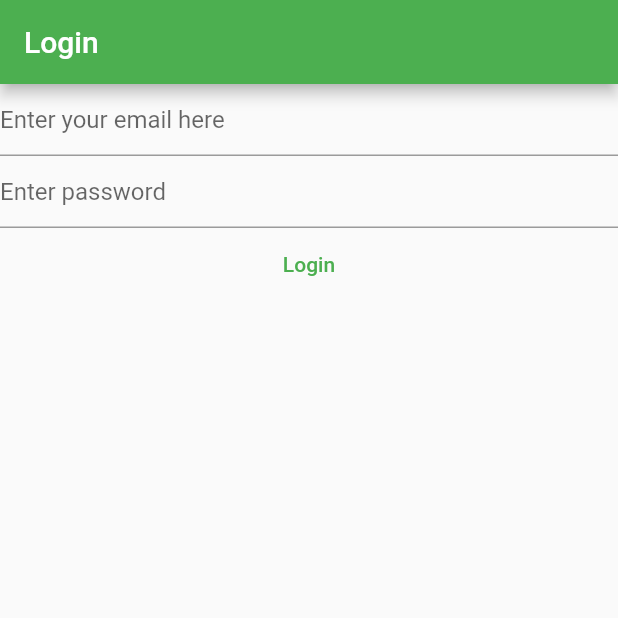
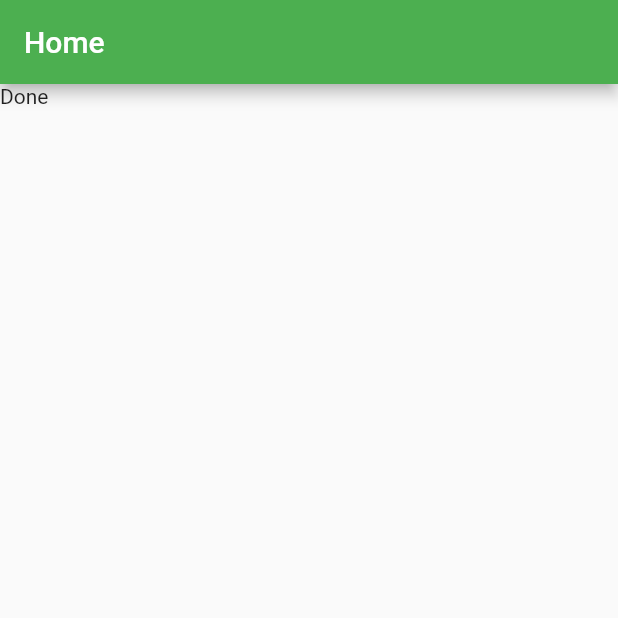
Before and after one commit to kusham/privertenotes, a Flutter app: the screen it shows after launch, on a phone screen of 412 x 824 dp, the top half of it. Run offline on Flutter 3.47's test engine with Material 2 defaults, Android fonts, the phone set to English and light mode, and no system bars; our stand-ins replace firebase_auth, firebase_core; accounts and stored records are empty.

Commit message:
create home page widget

```diff
--- a/lib/main.dart
+++ b/lib/main.dart
@@ -1,49 +1,26 @@
-// ignore_for_file: avoid_print
-
+import 'package:firebase_auth/firebase_auth.dart';
 import 'package:firebase_core/firebase_core.dart';
 import 'package:flutter/material.dart';
-import 'package:firebase_auth/firebase_auth.dart';
 import 'package:privertenotes/Views/login_view.dart';
-import 'package:privertenotes/firebase_options.dart';
+
+import 'firebase_options.dart';
 
 void main() {
   WidgetsFlutterBinding.ensureInitialized();
   runApp(MaterialApp(
     title: 'Flutter Demo',
     theme: ThemeData(primarySwatch: Colors.green),
-    home: const LoginView(),
+    home: const HomePage(),
   ));
 }
 
-class RegisterView extends StatefulWidget {
-  const RegisterView({Key? key}) : super(key: key);
-
-  @override
-  State<RegisterView> createState() => _RegisterViewState();
-}
-
-class _RegisterViewState extends State<RegisterView> {
-  late final TextEditingController _email;
-  late final TextEditingController _password;
-
-  @override
-  void initState() {
-    _email = TextEditingController();
-    _password = TextEditingController();
-    super.initState();
-  }
-
-  @override
-  void dispose() {
-    _email.dispose();
-    _password.dispose();
-    super.dispose();
-  }
+class HomePage extends StatelessWidget {
+  const HomePage({Key? key}) : super(key: key);
 
   @override
   Widget build(BuildContext context) {
     return Scaffold(
-      appBar: AppBar(title: const Text("Register")),
+      appBar: AppBar(title: const Text("Home")),
       body: FutureBuilder(
         future: Firebase.initializeApp(
           options: DefaultFirebaseOptions.currentPlatform,
@@ -51,49 +28,14 @@
         builder: (context, snapshot) {
           switch (snapshot.connectionState) {
             case ConnectionState.done:
-              return Column(
-                children: [
-                  TextField(
-                    controller: _email,
-                    keyboardType: TextInputType.emailAddress,
-                    autocorrect: false,
-                    enableSuggestions: false,
-                    decoration: const InputDecoration(
-                        hintText: "Enter your email here"),
-                  ),
-                  TextField(
-                    controller: _password,
-                    autocorrect: false,
-                    enableSuggestions: false,
-                    obscureText: true,
-                    decoration:
-                        const InputDecoration(hintText: "Enter password"),
-                  ),
-                  TextButton(
-                    onPressed: () async {
-                      try {
-                        final email = _email.text;
-                        final password = _password.text;
+              final user = FirebaseAuth.instance.currentUser;
 
-                        final userCredentials = await FirebaseAuth.instance
-                            .createUserWithEmailAndPassword(
-                                email: email, password: password);
-                        print(userCredentials);
-                      } on FirebaseAuthException catch (e) {
-                        if (e.code == "weak-password") {
-                          print("Weak password");
-                        } else if (e.code == "email-already-in-use") {
-                          print("email is already in use");
-                        } else if (e.code == "invalid-email") {
-                          print("invalid email");
-                        }
-                        print(e.code);
-                      }
-                    },
-                    child: const Text("Register"),
-                  ),
-                ],
-              );
+              if (user?.emailVerified ?? false) {
+                print("You are a verified user");
+              } else {
+                print("You need to verify your email first");
+              }
+              return const Text("Done");
             default:
               return const Text("Loading...");
           }
```
